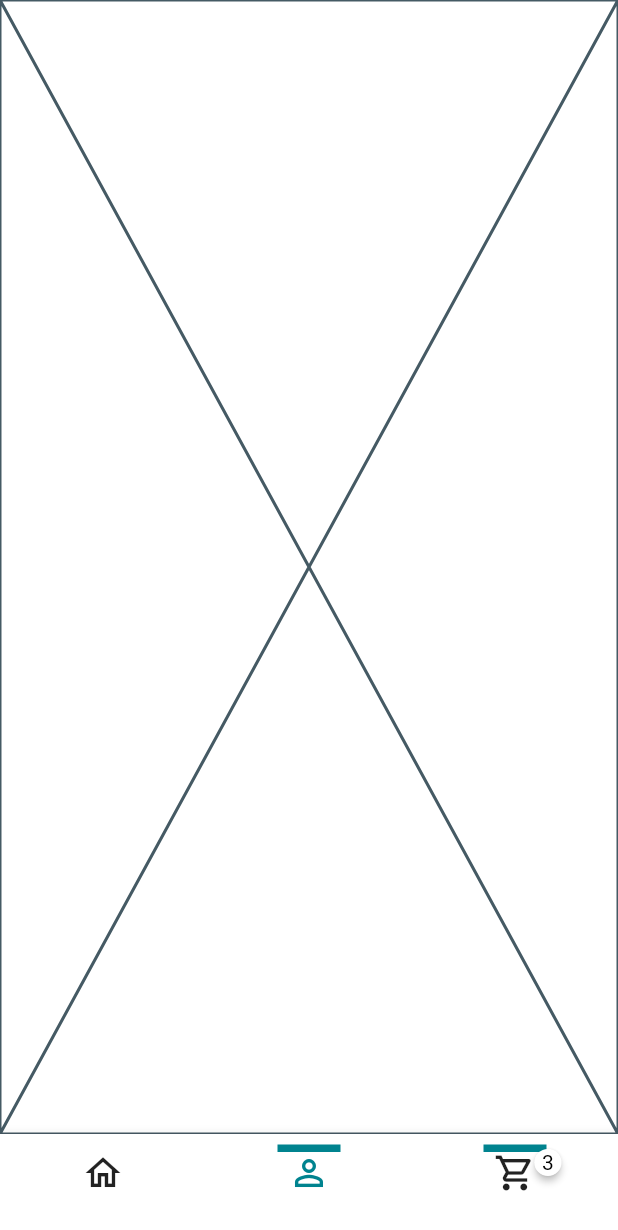
After one commit to fwdAndroid/amazon, a Flutter app: the BottomBar screen opened by its route, item 2 of the bottom bar chosen, on a phone screen of 412 x 824 dp. The commit adds this screen. Shown: the top 1230 px of the screen. Run offline on Flutter 3.47's test engine with Material 2 defaults, Android fonts, the phone set to English and light mode, and no system bars; drawn by our look-alikes of badges; our stand-ins replace shared_preferences; accounts and stored records are empty.

Commit message:
Bottom App Bar UI Ready

```diff
--- a/lib/main.dart
+++ b/lib/main.dart
@@ -4,6 +4,7 @@ import 'package:amazon/screens/auth_screen.dart';
 import 'package:amazon/screens/home_screen.dart';
 import 'package:amazon/services/auth_service.dart';
 import 'package:amazon/utils/router.dart';
+import 'package:amazon/widgets/bottom_bar.dart';
 import 'package:flutter/material.dart';
 import 'package:provider/provider.dart';
 
@@ -51,7 +52,7 @@ class _MyAppState extends State<MyApp> {
       ),
       onGenerateRoute: (settings) => generateRoute(settings),
       home: Provider.of<UserProvider>(context).user.token.isNotEmpty
-          ? const HomeScreen()
+          ? const BottomBar()
           : const AuthScreen(),
     );
   }
--- /dev/null
+++ b/lib/screens/account_screen.dart
@@ -0,0 +1,16 @@
+import 'package:flutter/src/widgets/framework.dart';
+import 'package:flutter/src/widgets/placeholder.dart';
+
+class AccountScreen extends StatefulWidget {
+  const AccountScreen({super.key});
+
+  @override
+  State<AccountScreen> createState() => _AccountScreenState();
+}
+
+class _AccountScreenState extends State<AccountScreen> {
+  @override
+  Widget build(BuildContext context) {
+    return const Placeholder();
+  }
+}
--- /dev/null
+++ b/lib/screens/cart_screen.dart
@@ -0,0 +1,16 @@
+import 'package:flutter/src/widgets/framework.dart';
+import 'package:flutter/src/widgets/placeholder.dart';
+
+class CartScreen extends StatefulWidget {
+  const CartScreen({super.key});
+
+  @override
+  State<CartScreen> createState() => _CartScreenState();
+}
+
+class _CartScreenState extends State<CartScreen> {
+  @override
+  Widget build(BuildContext context) {
+    return const Placeholder();
+  }
+}
--- a/lib/services/auth_service.dart
+++ b/lib/services/auth_service.dart
@@ -5,6 +5,7 @@ import 'package:amazon/constants/global_variables.dart';
 import 'package:amazon/constants/utils.dart';
 import 'package:amazon/models/user_models.dart';
 import 'package:amazon/screens/home_screen.dart';
+import 'package:amazon/widgets/bottom_bar.dart';
 import 'package:flutter/material.dart';
 import 'package:http/http.dart' as http;
 import 'package:provider/provider.dart';
@@ -78,7 +79,7 @@ class AuthService {
           await prefs.setString('x-auth-token', jsonDecode(res.body)['token']);
           Navigator.pushNamedAndRemoveUntil(
             context,
-            HomeScreen.routeName,
+            BottomBar.routeName,
             (route) => false,
           );
         },
--- a/lib/utils/router.dart
+++ b/lib/utils/router.dart
@@ -1,5 +1,6 @@
 import 'package:amazon/screens/auth_screen.dart';
 import 'package:amazon/screens/home_screen.dart';
+import 'package:amazon/widgets/bottom_bar.dart';
 import 'package:flutter/material.dart';
 
 Route<dynamic> generateRoute(RouteSettings routeSettings) {
@@ -15,11 +16,11 @@ Route<dynamic> generateRoute(RouteSettings routeSettings) {
         settings: routeSettings,
         builder: (_) => const HomeScreen(),
       );
-    // case BottomBar.routeName:
-    //   return MaterialPageRoute(
-    //     settings: routeSettings,
-    //     builder: (_) => const BottomBar(),
-    //   );
+    case BottomBar.routeName:
+      return MaterialPageRoute(
+        settings: routeSettings,
+        builder: (_) => const BottomBar(),
+      );
     // case AddProductScreen.routeName:
     //   return MaterialPageRoute(
     //     settings: routeSettings,
--- /dev/null
+++ b/lib/widgets/bottom_bar.dart
@@ -0,0 +1,112 @@
+import 'package:amazon/constants/global_variables.dart';
+import 'package:amazon/screens/account_screen.dart';
+import 'package:amazon/screens/cart_screen.dart';
+import 'package:amazon/screens/home_screen.dart';
+import 'package:flutter/material.dart';
+import 'package:badges/badges.dart' as badges;
+
+class BottomBar extends StatefulWidget {
+  static const String routeName = '/actual-home';
+  const BottomBar({Key? key}) : super(key: key);
+
+  @override
+  State<BottomBar> createState() => _BottomBarState();
+}
+
+class _BottomBarState extends State<BottomBar> {
+  int _page = 0;
+  double bottomBarWidth = 42;
+  double bottomBarBorderWidth = 5;
+
+  List<Widget> pages = [
+    const HomeScreen(),
+    const AccountScreen(),
+    const CartScreen(),
+  ];
+
+  void updatePage(int page) {
+    setState(() {
+      _page = page;
+    });
+  }
+
+  @override
+  Widget build(BuildContext context) {
+    // final userCartLen = context.watch<UserProvider>().user.cart.length;
+
+    return Scaffold(
+      body: pages[_page],
+      bottomNavigationBar: BottomNavigationBar(
+        currentIndex: _page,
+        selectedItemColor: GlobalVariables.selectedNavBarColor,
+        unselectedItemColor: GlobalVariables.unselectedNavBarColor,
+        backgroundColor: GlobalVariables.backgroundColor,
+        iconSize: 28,
+        onTap: updatePage,
+        items: [
+          // HOME
+          BottomNavigationBarItem(
+            icon: Container(
+              width: bottomBarWidth,
+              decoration: BoxDecoration(
+                border: Border(
+                  top: BorderSide(
+                    color: _page == 0
+                        ? GlobalVariables.selectedNavBarColor
+                        : GlobalVariables.backgroundColor,
+                    width: bottomBarBorderWidth,
+                  ),
+                ),
+              ),
+              child: const Icon(
+                Icons.home_outlined,
+              ),
+            ),
+            label: '',
+          ),
+          // ACCOUNT
+          BottomNavigationBarItem(
+            icon: Container(
+              width: bottomBarWidth,
+              decoration: BoxDecoration(
+                border: Border(
+                  top: BorderSide(
+                    color: _page == 1
+                        ? GlobalVariables.selectedNavBarColor
+                        : GlobalVariables.backgroundColor,
+                    width: bottomBarBorderWidth,
+                  ),
+                ),
+              ),
+              child: const Icon(
+                Icons.person_outline_outlined,
+              ),
+            ),
+            label: '',
+          ),
+          // CART
+          BottomNavigationBarItem(
+            icon: Container(
+                width: bottomBarWidth,
+                decoration: BoxDecoration(
+                  border: Border(
+                    top: BorderSide(
+                      color: _page == 1
+                          ? GlobalVariables.selectedNavBarColor
+                          : GlobalVariables.backgroundColor,
+                      width: bottomBarBorderWidth,
+                    ),
+                  ),
+                ),
+                child: badges.Badge(
+                  badgeStyle: badges.BadgeStyle(badgeColor: Colors.white),
+                  badgeContent: Text('3'),
+                  child: Icon(Icons.shopping_cart_outlined),
+                )),
+            label: '',
+          ),
+        ],
+      ),
+    );
+  }
+}
--- a/pubspec.yaml
+++ b/pubspec.yaml
@@ -28,6 +28,7 @@ environment:
 # the latest version available on pub.dev. To see which dependencies have newer
 # versions available, run `flutter pub outdated`.
 dependencies:
+  badges: ^3.0.2
   cupertino_icons: ^1.0.2
   flutter:
     sdk: flutter
```
Also changed, not shown: pubspec.lock.
